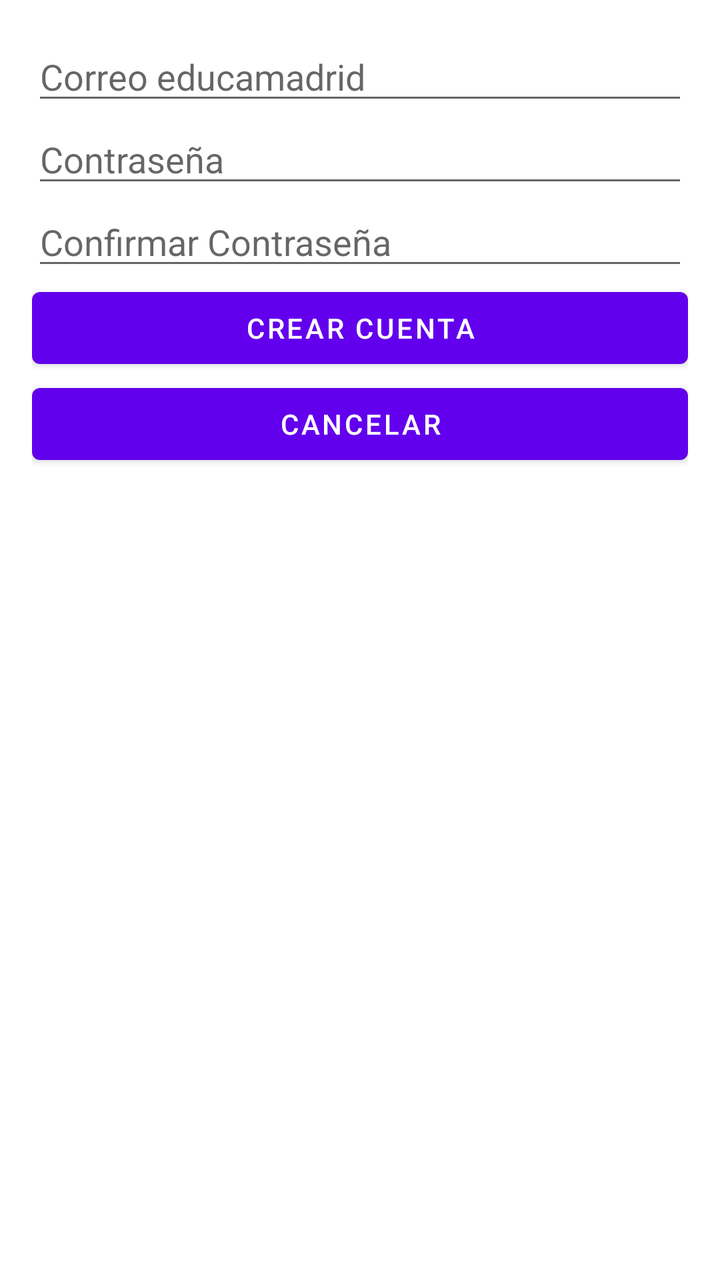
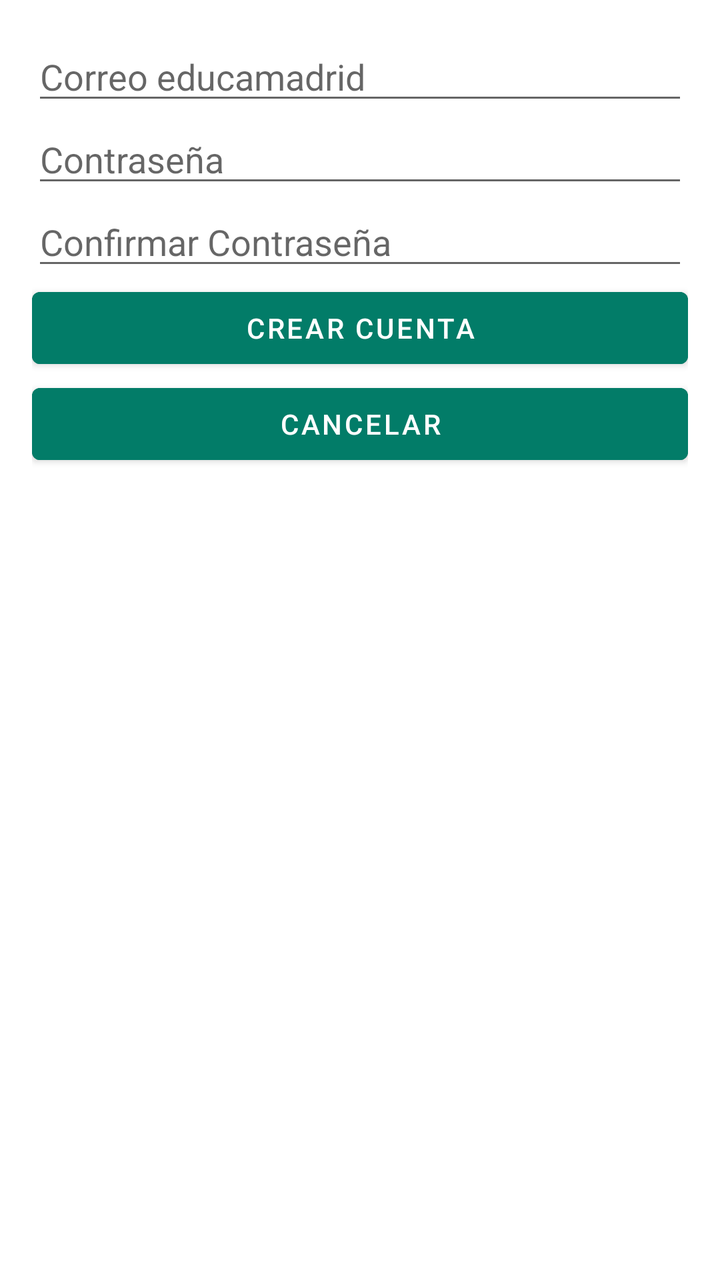

An Android layout rendered at two revisions. The XML below is the earlier revision; the diff shows what the commit changed to produce the second picture.
<!-- AndroidManifest.xml: application theme Theme.DietaAlPlato -->
<!-- res/layout/dialog_nuevo_usuario.xml -->
<?xml version="1.0" encoding="utf-8"?>
<LinearLayout xmlns:android="http://schemas.android.com/apk/res/android"
    android:orientation="vertical"
    android:layout_width="match_parent"
    android:layout_height="wrap_content"
    android:padding="16dp">

    
    <EditText
        android:id="@+id/editTextCorreo"
        android:layout_width="match_parent"
        android:layout_height="wrap_content"
        android:hint="@string/correo_educamadrid"
        android:inputType="textEmailAddress" />

    
    <EditText
        android:id="@+id/editTextPassword"
        android:layout_width="match_parent"
        android:layout_height="wrap_content"
        android:hint="@string/contrase_a"
        android:inputType="textPassword" />

    
    <EditText
        android:id="@+id/editTextConfirmPassword"
        android:layout_width="match_parent"
        android:layout_height="wrap_content"
        android:hint="@string/confirmar_contrase_a"
        android:inputType="textPassword" />

    
    <Button
        android:id="@+id/buttonConfirmar"
        android:layout_width="match_parent"
        android:layout_height="wrap_content"
        android:text="@string/crear_cuenta"
        android:onClick="onConfirmarClick" />

    
    <Button
        android:id="@+id/buttonCancelar"
        android:layout_width="match_parent"
        android:layout_height="wrap_content"
        android:text="@string/cancelar"
        android:onClick="onCancelarClick" />
</LinearLayout>
<!-- resources referenced by this layout -->
<resources>
  <string name="cancelar">Cancelar</string>
  <string name="confirmar_contrase_a">Confirmar Contraseña</string>
  <string name="contrase_a">Contraseña</string>
  <string name="correo_educamadrid">Correo educamadrid</string>
  <string name="crear_cuenta">Crear cuenta</string>
  <style name="Theme.DietaAlPlato" parent="Theme.MaterialComponents.DayNight.DarkActionBar">
          
          <item name="colorPrimary">@color/purple_500</item>
          <item name="colorPrimaryVariant">@color/purple_700</item>
          <item name="colorOnPrimary">@color/white</item>
          
          <item name="colorSecondary">@color/teal_200</item>
          <item name="colorSecondaryVariant">@color/teal_700</item>
          <item name="colorOnSecondary">@color/black</item>
          
          <item name="android:statusBarColor">?attr/colorPrimaryVariant</item>
          
      </style>
  <color name="purple_500">#FF6200EE</color>
  <color name="purple_700">#FF3700B3</color>
  <color name="white">#FFFFFFFF</color>
  <color name="teal_200">#FF03DAC5</color>
  <color name="teal_700">#FF018786</color>
  <color name="black">#FF000000</color>
</resources>

<!-- the commit's change to res/layout/dialog_nuevo_usuario.xml (unified diff, before → after) -->
@@ -35,6 +35,7 @@
         android:layout_width="match_parent"
         android:layout_height="wrap_content"
         android:text="@string/crear_cuenta"
+        android:backgroundTint="#027C68"
         android:onClick="onConfirmarClick" />
 
     
@@ -43,5 +44,17 @@
         android:layout_width="match_parent"
         android:layout_height="wrap_content"
         android:text="@string/cancelar"
-        android:onClick="onCancelarClick" />
+        android:onClick="onCancelarClick"
+        android:backgroundTint="#027C68"/>
+
+    
+    <TextView
+        android:id="@+id/textError"
+        android:layout_width="match_parent"
+        android:layout_height="wrap_content"
+        android:textColor="@android:color/holo_red_dark"
+        android:textSize="14sp"
+        android:paddingTop="8dp"
+        android:visibility="gone"
+        android:text="Aquí se mostrará el error si hay alguno" />
 </LinearLayout>
